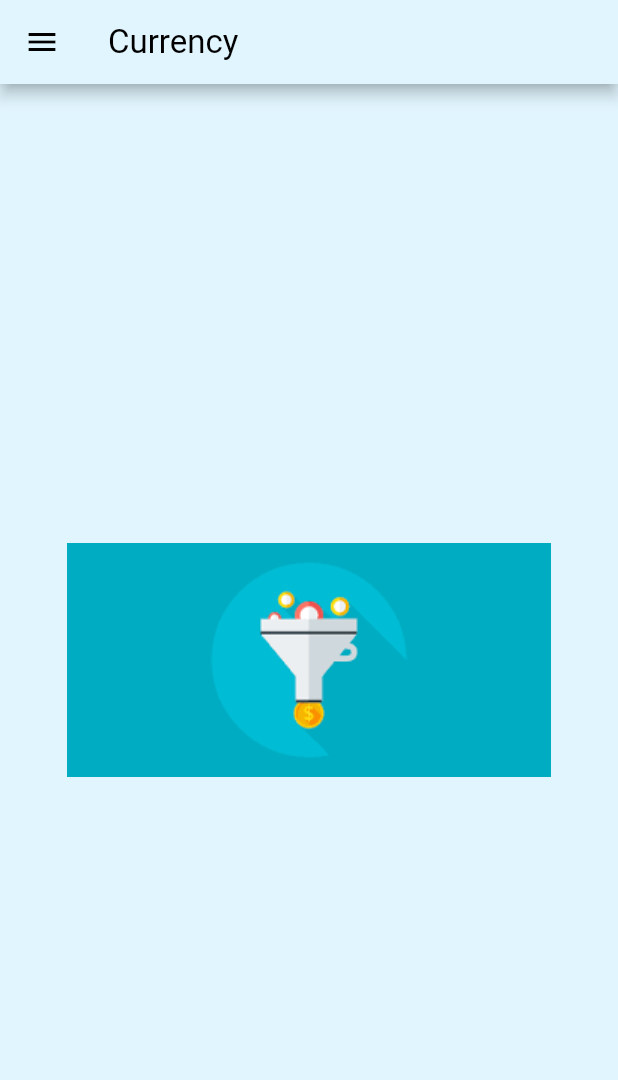
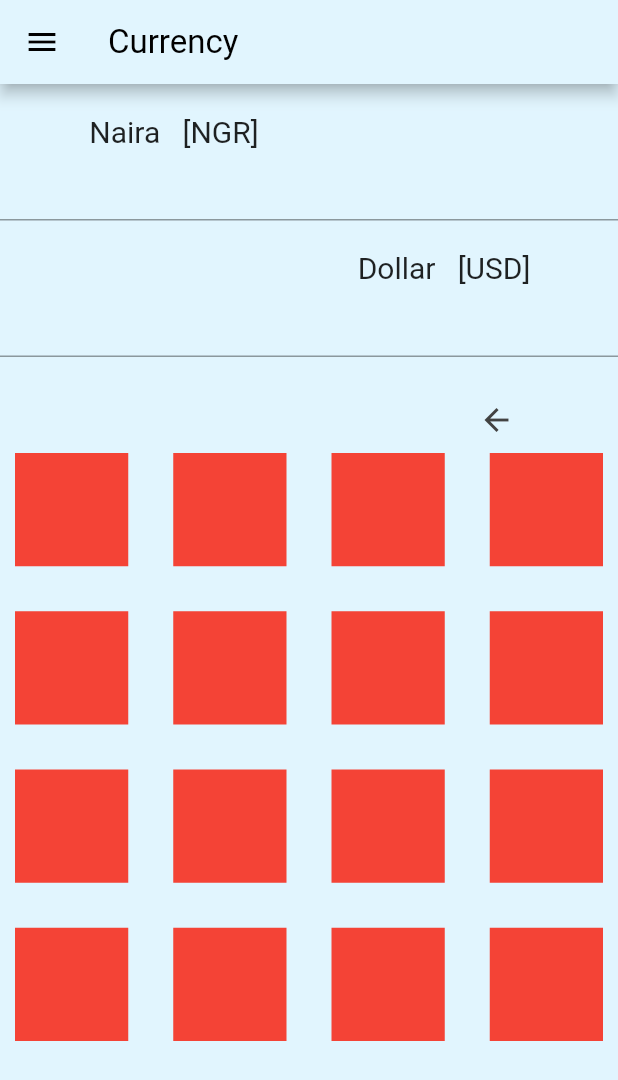
Before and after one commit to MikeAfegbua/unit_converter, a Flutter app: the screen it shows after launch, on a phone screen of 412 x 824 dp. Shown: the top 1080 px of the screen. Run offline on Flutter 3.47's test engine with Material 2 defaults, Android fonts, the light colour scheme and no system bars; our stand-ins replace google_fonts.

Commit message:
started currency page

```diff
--- a/lib/components/drawer_head.dart
+++ b/lib/components/drawer_head.dart
@@ -11,6 +11,7 @@ class DrawerHead extends StatefulWidget {
 
 class _DrawerHeadState extends State<DrawerHead> {
   bool val = false;
+
   @override
   Widget build(BuildContext context) {
     return DrawerHeader(
@@ -30,8 +31,9 @@ class _DrawerHeadState extends State<DrawerHead> {
             child: Switch(
               value: val,
               onChanged: (newVal) {
-                Provider.of<ThemeManager>(context, listen: false).getVal =
+                Provider.of<ThemeManager>(context, listen: false).setVal =
                     !Provider.of<ThemeManager>(context, listen: false).getVal;
+
                 setState(() {
                   val = newVal;
                 });
--- a/lib/components/drawer_list_tile.dart
+++ b/lib/components/drawer_list_tile.dart
@@ -16,7 +16,6 @@ class ListTiles extends StatelessWidget {
     return ListTile(
       title: Text(
         listTileName,
-        //style: CalculatorTheme.lightTextTheme.headline2,
       ),
       minLeadingWidth: 50,
       leading: Icon(
@@ -24,6 +23,7 @@ class ListTiles extends StatelessWidget {
         size: 30.0,
       ),
       onTap: myNavRoute,
+      selectedTileColor: Colors.green,
     );
   }
 }
--- a/lib/components/theme_manager.dart
+++ b/lib/components/theme_manager.dart
@@ -5,7 +5,7 @@ class ThemeManager extends ChangeNotifier {
 
   bool get getVal => _val;
 
-  set getVal(bool value) {
+  set setVal(bool value) {
     _val = value;
     notifyListeners();
   }
--- a/lib/conversions.dart
+++ /dev/null
@@ -1,8 +0,0 @@
-class Conversions {
-  final int? value1;
-  final int? value2;
-
-  Conversions({this.value1, this.value2});
-
-  List<String> converts = ['Currency', 'Length', 'Weight'];
-}
--- a/lib/main.dart
+++ b/lib/main.dart
@@ -2,7 +2,7 @@ import 'package:flutter/material.dart';
 import 'screens/currency.dart';
 import 'screens/weight.dart';
 import 'screens/lenght.dart';
-import 'theme.dart';
+import 'components/theme.dart';
 import 'package:provider/provider.dart';
 import 'components/theme_manager.dart';
 
@@ -26,13 +26,11 @@ class _MyAppState extends State<MyApp> {
             title: 'Flutter App',
             debugShowCheckedModeBanner: false,
             theme: CalculatorTheme.theme(themeref.getVal),
-
-            //  ThemeData(
-            //   primarySwatch: Colors.blueGrey,
-            //   canvasColor:
-            //       Colors.blueGrey, //changes the drawer background color
-            // ),
-            home: const Currency(),
+            home: const Scaffold(
+              body: SafeArea(
+                child: Currency(),
+              ),
+            ),
             routes: {
               Currency.id: (context) => const Currency(),
               Weight.id: (context) => const Weight(),
--- a/lib/screens/currency.dart
+++ b/lib/screens/currency.dart
@@ -17,10 +17,69 @@ class _CurrencyState extends State<Currency> {
         title: const Text('Currency'),
       ),
       drawer: const NavigationDrawer(),
-      body: const Center(
-        child: Image(
-          image: AssetImage('assets/drawer_image.png'),
-        ),
+      body: Column(
+        children: [
+          const Padding(
+            padding: EdgeInsets.only(
+              right: 180.0,
+              top: 20.0,
+            ),
+            child: Text(
+              'Naira   [NGR]',
+              textAlign: TextAlign.left,
+              style: TextStyle(
+                fontSize: 20,
+                fontWeight: FontWeight.w400,
+              ),
+            ),
+          ),
+          const TextField(
+            keyboardType: TextInputType.numberWithOptions(),
+          ),
+          const Padding(
+            padding: EdgeInsets.only(
+              left: 180.0,
+              top: 20.0,
+            ),
+            child: Text(
+              'Dollar   [USD]',
+              textAlign: TextAlign.left,
+              style: TextStyle(
+                fontSize: 20,
+                fontWeight: FontWeight.w400,
+              ),
+            ),
+          ),
+          const TextField(
+            keyboardType: TextInputType.numberWithOptions(),
+          ),
+          const Padding(
+            padding: EdgeInsets.only(top: 30, left: 250),
+            child: Icon(
+              Icons.arrow_back_sharp,
+            ),
+          ),
+          Expanded(
+              child: GridView.count(
+            crossAxisCount: 4,
+            crossAxisSpacing: 10.0,
+            mainAxisSpacing: 10.0,
+            shrinkWrap: true,
+            children: List.generate(
+              16,
+              (index) {
+                return Padding(
+                  padding: const EdgeInsets.all(10.0),
+                  child: Container(
+                    color: Colors.red,
+                    height: 10,
+                    width: 10,
+                  ),
+                );
+              },
+            ),
+          ))
+        ],
       ),
     );
   }
```
Also changed, not shown: lib/components/theme.dart (renamed from lib/theme.dart).
